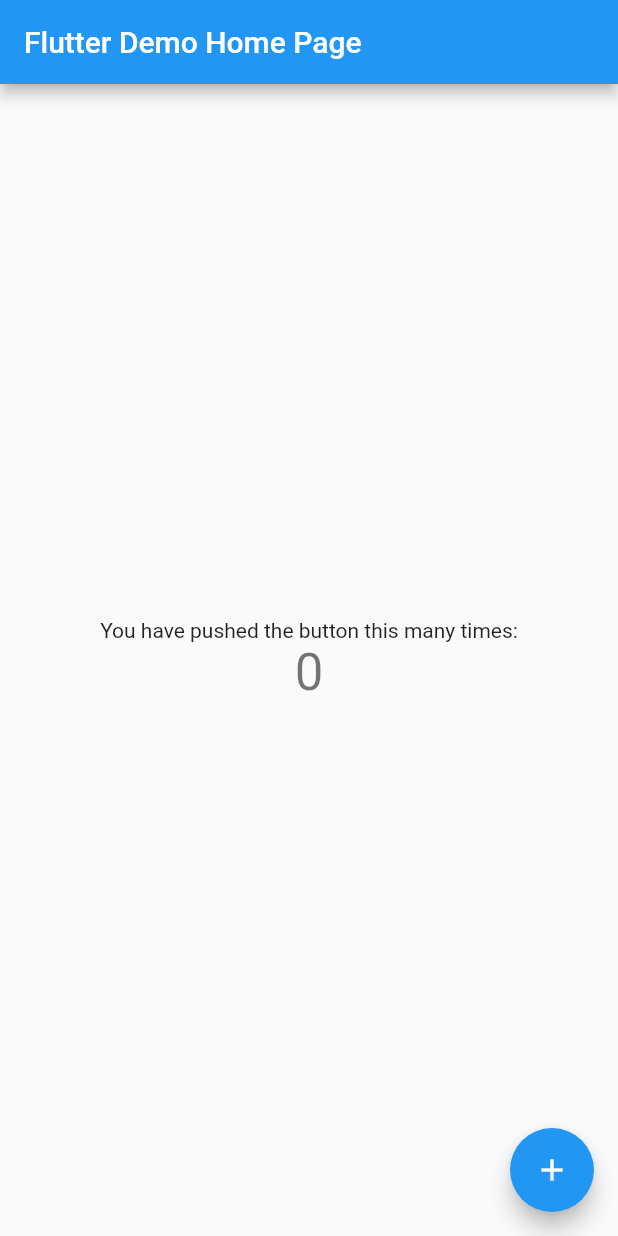
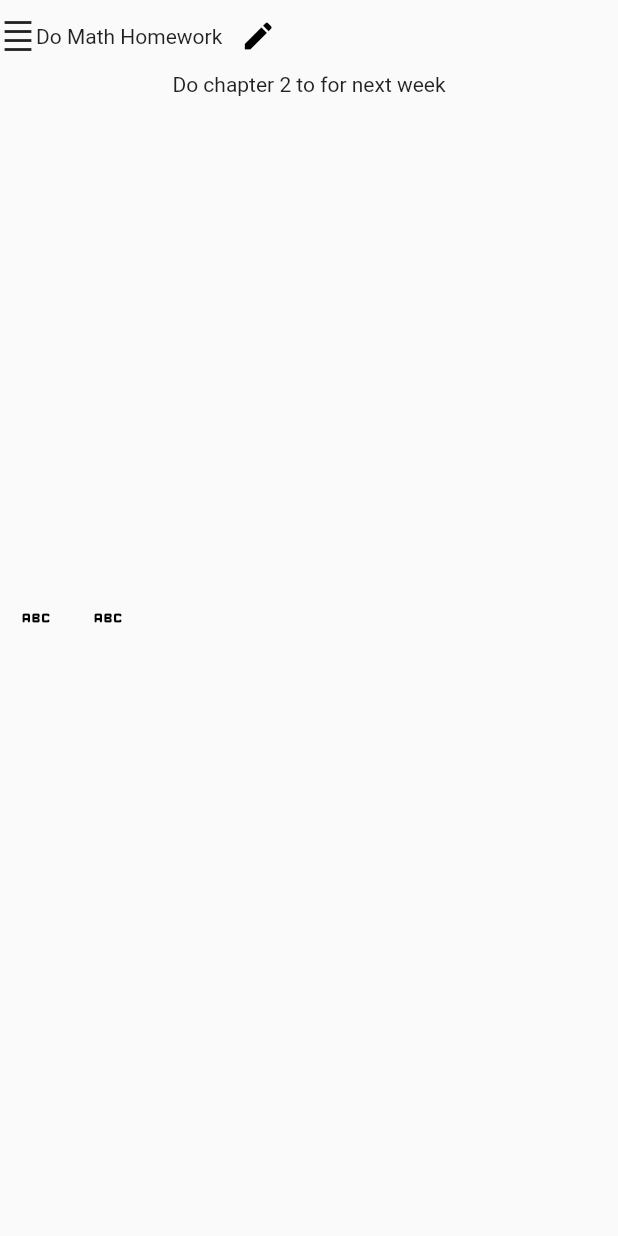
Before and after one commit to FlutterPortfolio-team/to-do, a Flutter app: the screen it shows after launch, on a phone screen of 412 x 824 dp. Run offline on Flutter 3.47's test engine with Material 2 defaults, Android fonts, the phone set to English and light mode, and no system bars.

Commit message:
yada yada

```diff
--- a/lib/main.dart
+++ b/lib/main.dart
@@ -1,4 +1,5 @@
 import 'package:flutter/material.dart';
+import 'package:to_do/view/task/task_screen.dart';
 
 void main() {
   runApp(const MyApp());
@@ -7,109 +8,10 @@
 class MyApp extends StatelessWidget {
   const MyApp({Key? key}) : super(key: key);
 
-  // This widget is the root of your application.
   @override
   Widget build(BuildContext context) {
-    return MaterialApp(
-      title: 'Flutter Demo',
-      theme: ThemeData(
-        // This is the theme of your application.
-        //
-        // Try running your application with "flutter run". You'll see the
-        // application has a blue toolbar. Then, without quitting the app, try
-        // changing the primarySwatch below to Colors.green and then invoke
-        // "hot reload" (press "r" in the console where you ran "flutter run",
-        // or simply save your changes to "hot reload" in a Flutter IDE).
-        // Notice that the counter didn't reset back to zero; the application
-        // is not restarted.
-        primarySwatch: Colors.blue,
-      ),
-      home: const MyHomePage(title: 'Flutter Demo Home Page'),
+    return const MaterialApp(
+      home: TaskScreen(),
     );
   }
 }
-
-class MyHomePage extends StatefulWidget {
-  const MyHomePage({Key? key, required this.title}) : super(key: key);
-
-  // This widget is the home page of your application. It is stateful, meaning
-  // that it has a State object (defined below) that contains fields that affect
-  // how it looks.
-
-  // This class is the configuration for the state. It holds the values (in this
-  // case the title) provided by the parent (in this case the App widget) and
-  // used by the build method of the State. Fields in a Widget subclass are
-  // always marked "final".
-
-  final String title;
-
-  @override
-  State<MyHomePage> createState() => _MyHomePageState();
-}
-
-class _MyHomePageState extends State<MyHomePage> {
-  int _counter = 0;
-
-  void _incrementCounter() {
-    setState(() {
-      // This call to setState tells the Flutter framework that something has
-      // changed in this State, which causes it to rerun the build method below
-      // so that the display can reflect the updated values. If we changed
-      // _counter without calling setState(), then the build method would not be
-      // called again, and so nothing would appear to happen.
-      _counter++;
-    });
-  }
-
-  @override
-  Widget build(BuildContext context) {
-    // This method is rerun every time setState is called, for instance as done
-    // by the _incrementCounter method above.
-    //
-    // The Flutter framework has been optimized to make rerunning build methods
-    // fast, so that you can just rebuild anything that needs updating rather
-    // than having to individually change instances of widgets.
-    return Scaffold(
-      appBar: AppBar(
-        // Here we take the value from the MyHomePage object that was created by
-        // the App.build method, and use it to set our appbar title.
-        title: Text(widget.title),
-      ),
-      body: Center(
-        // Center is a layout widget. It takes a single child and positions it
-        // in the middle of the parent.
-        child: Column(
-          // Column is also a layout widget. It takes a list of children and
-          // arranges them vertically. By default, it sizes itself to fit its
-          // children horizontally, and tries to be as tall as its parent.
-          //
-          // Invoke "debug painting" (press "p" in the console, choose the
-          // "Toggle Debug Paint" action from the Flutter Inspector in Android
-          // Studio, or the "Toggle Debug Paint" command in Visual Studio Code)
-          // to see the wireframe for each widget.
-          //
-          // Column has various properties to control how it sizes itself and
-          // how it positions its children. Here we use mainAxisAlignment to
-          // center the children vertically; the main axis here is the vertical
-          // axis because Columns are vertical (the cross axis would be
-          // horizontal).
-          mainAxisAlignment: MainAxisAlignment.center,
-          children: <Widget>[
-            const Text(
-              'You have pushed the button this many times:',
-            ),
-            Text(
-              '$_counter',
-              style: Theme.of(context).textTheme.headline4,
-            ),
-          ],
-        ),
-      ),
-      floatingActionButton: FloatingActionButton(
-        onPressed: _incrementCounter,
-        tooltip: 'Increment',
-        child: const Icon(Icons.add),
-      ), // This trailing comma makes auto-formatting nicer for build methods.
-    );
-  }
-}
--- /dev/null
+++ b/lib/view/task/edit_btn.dart
@@ -0,0 +1,20 @@
+import 'package:flutter/material.dart';
+
+class EditButton extends StatefulWidget {
+  final String text;
+
+  const EditButton({
+    Key? key,
+    required this.text,
+  }) : super(key: key);
+
+  @override
+  State<EditButton> createState() => _EditButtonState();
+}
+
+class _EditButtonState extends State<EditButton> {
+  @override
+  Widget build(BuildContext context) {
+    return Material();
+  }
+}
--- /dev/null
+++ b/lib/view/task/icon_btn.dart
@@ -0,0 +1,32 @@
+import 'package:flutter/material.dart';
+import 'package:to_do/res/colors/app_colors.dart';
+
+class IconBtn extends StatefulWidget {
+  final IconData icon;
+  final Color colr;
+
+  const IconBtn({
+    Key? key,
+    required this.icon,
+    required this.colr,
+  }) : super(key: key);
+
+  @override
+  _IconBtnState createState() => _IconBtnState();
+}
+
+class _IconBtnState extends State<IconBtn> {
+  @override
+  Widget build(BuildContext context) {
+    return Container(
+      alignment: Alignment.center,
+      child: Padding(
+        padding: const EdgeInsets.all(12.0),
+        child: Icon(
+          widget.icon,
+          color: widget.colr,
+        ),
+      ),
+    );
+  }
+}
--- /dev/null
+++ b/lib/view/task/task.dart
@@ -0,0 +1,42 @@
+import 'package:flutter/material.dart';
+import 'icon_btn.dart';
+
+class Task extends StatefulWidget {
+  final String texty;
+  final String optionalInfo;
+  final IconData icon;
+
+  const Task(
+      {required this.texty,
+      required this.optionalInfo,
+      required this.icon,
+      Key? key})
+      : super(key: key);
+
+  @override
+  _TaskState createState() => _TaskState();
+}
+
+class _TaskState extends State<Task> {
+  @override
+  Widget build(BuildContext context) {
+    return Column(children: <Widget>[
+      Row(children: [
+        Icon(Icons.density_small_outlined),
+        Text(
+          widget.texty,
+        ),
+        const Align(
+          alignment: Alignment.topRight,
+          child: IconBtn(
+            icon: Icons.edit,
+            colr: Colors.black,
+          ),
+        ),
+      ]),
+      Text(
+        widget.optionalInfo,
+      )
+    ]);
+  }
+}
--- /dev/null
+++ b/lib/view/task/task_screen.dart
@@ -0,0 +1,46 @@
+import 'package:flutter/material.dart';
+import 'package:to_do/view/task/icon_btn.dart';
+import 'task.dart';
+
+class TaskScreen extends StatefulWidget {
+  const TaskScreen({Key? key}) : super(key: key);
+
+  @override
+  _TaskScreenState createState() => _TaskScreenState();
+}
+
+class _TaskScreenState extends State<TaskScreen> {
+  @override
+  Widget build(BuildContext context) {
+    return SafeArea(
+      child: Scaffold(
+        body: Stack(
+          children: [
+            Row(
+              children: const [
+                Align(
+                  alignment: Alignment.topLeft,
+                  child: IconBtn(
+                    colr: Colors.black,
+                    icon: Icons.abc_rounded,
+                  ),
+                ),
+                Align(
+                  alignment: Alignment.topRight,
+                  child: IconBtn(
+                    colr: Colors.black,
+                    icon: Icons.abc_rounded,
+                  ),
+                ),
+              ],
+            ),
+            const Task(
+                texty: 'Do Math Homework',
+                optionalInfo: 'Do chapter 2 to for next week',
+                icon: Icons.edit),
+          ],
+        ),
+      ),
+    );
+  }
+}
--- /dev/null
+++ b/lib/view/task/task_settings.dart
@@ -0,0 +1,19 @@
+import 'package:flutter/material.dart';
+
+class TaskStn extends StatefulWidget {
+  final IconData icon;
+  final String text;
+  Color clr = Colors.black;
+  TaskStn({required this.icon, required this.text, required this.clr, Key? key})
+      : super(key: key);
+
+  @override
+  TaskStnState createState() => TaskStnState();
+}
+
+class TaskStnState extends State<TaskStn> {
+  @override
+  Widget build(BuildContext context) {
+    return Container();
+  }
+}
```
